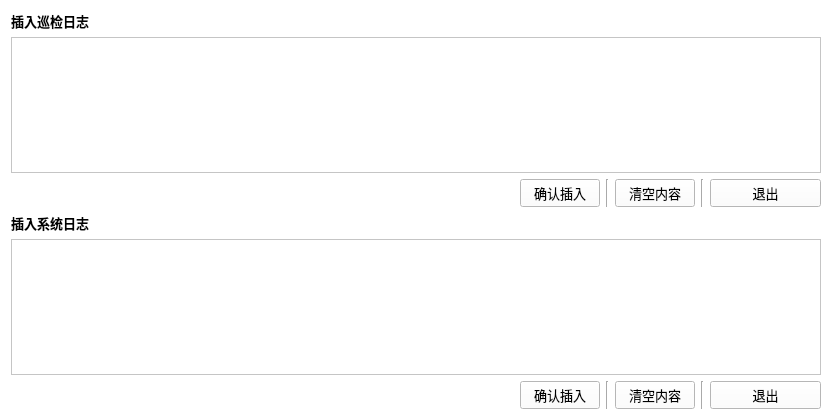
This is src/_APL/ThresholdSet/thresholdset.ui in QmGohinn/DaDoeiamiSys as Qt 5 draws it before an edit. The edited form follows.
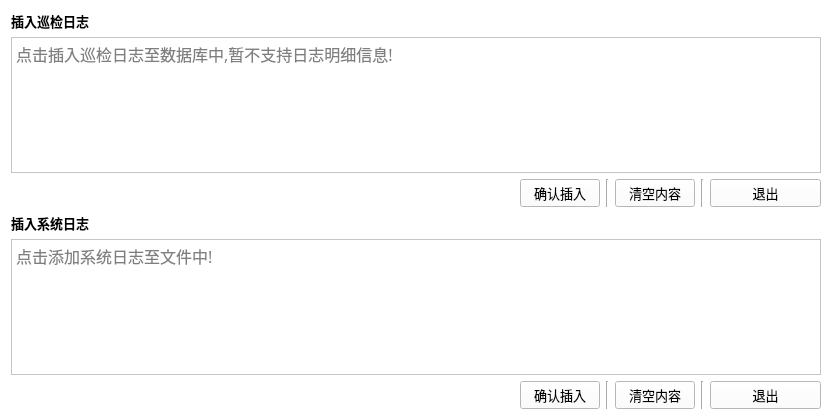
This is the edited form. Icons and pictures are not drawn.

```diff
--- a/src/_APL/ThresholdSet/thresholdset.ui
+++ b/src/_APL/ThresholdSet/thresholdset.ui
@@ -52,9 +52,12 @@
        <property name="font">
         <font>
          <family>宋体</family>
-         <pointsize>10</pointsize>
+         <pointsize>12</pointsize>
         </font>
        </property>
+       <property name="placeholderText">
+        <string>点击插入巡检日志至数据库中,暂不支持日志明细信息!</string>
+       </property>
       </widget>
      </item>
      <item>
@@ -208,9 +211,12 @@
        <property name="font">
         <font>
          <family>宋体</family>
-         <pointsize>10</pointsize>
+         <pointsize>12</pointsize>
         </font>
        </property>
+       <property name="placeholderText">
+        <string>点击添加系统日志至文件中!</string>
+       </property>
       </widget>
      </item>
      <item>
```
